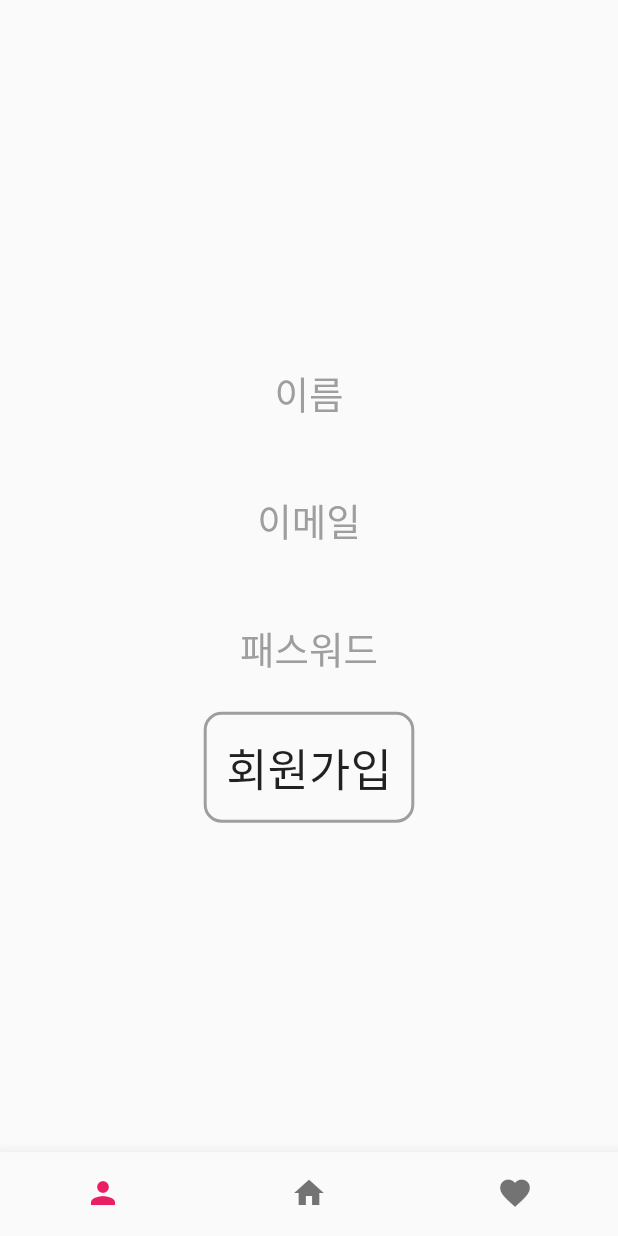
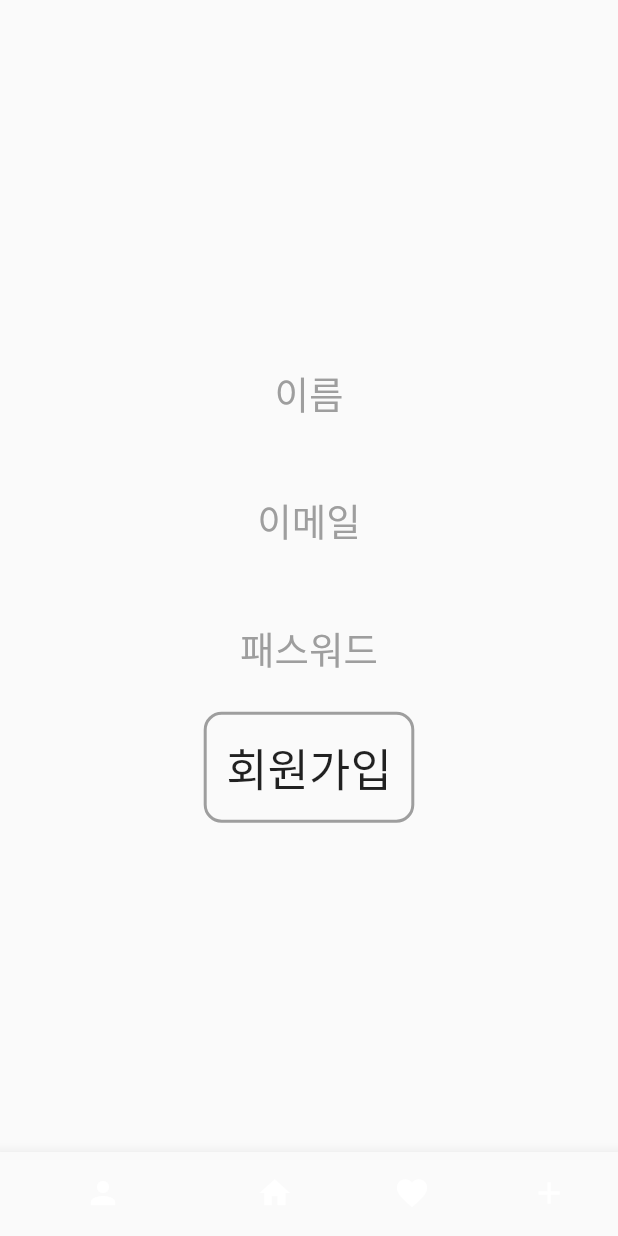
Before and after one commit to sojung6804/flutter_firebase_CRUD, a Flutter app: the screen it shows after launch, on a phone screen of 412 x 824 dp. Run offline on Flutter 3.47's test engine with Material 2 defaults, Android fonts, the phone set to English and light mode, and no system bars; our stand-ins replace cloud_firestore, firebase_auth, firebase_core, firebase_storage, image_picker; accounts and stored records are empty.

Commit message:
26. dataLoading 페이지 생성

```diff
--- a/lib/main.dart
+++ b/lib/main.dart
@@ -4,6 +4,7 @@ import 'package:firebase_auth/firebase_auth.dart';
 import 'package:cloud_firestore/cloud_firestore.dart';
 import 'package:flutterfirebase/pages/S1.dart';
 import 'package:flutterfirebase/pages/S2.dart';
+import 'package:flutterfirebase/pages/dataLoading.dart';
 import 'package:flutterfirebase/pages/joinPage.dart';
 import 'package:flutterfirebase/store/store1.dart';
 import 'firebase_options.dart';
@@ -31,7 +32,7 @@ class _HomePageState extends State<HomePage> {
   int _currentIndex = 0;
   static const TextStyle optionStyle =
       TextStyle(fontSize: 30, fontWeight: FontWeight.w500);
-  final List<Widget> _children = [joinPage(), S1(), S2()];
+  final List<Widget> _children = [joinPage(), S1(), S2(), dataLoading()];
 
   void onTabTapped(int index) {
     setState(() {
@@ -61,6 +62,10 @@ class _HomePageState extends State<HomePage> {
             icon: Icon(Icons.favorite),
             label: 'Profile',
           ),
+          BottomNavigationBarItem(
+            icon: Icon(Icons.add),
+            label: 'dataLoading',
+          ),
         ],
       ),
     );
--- /dev/null
+++ b/lib/pages/dataLoading.dart
@@ -0,0 +1,15 @@
+import 'package:flutter/material.dart';
+
+class dataLoading extends StatefulWidget {
+  const dataLoading({Key? key}) : super(key: key);
+
+  @override
+  _dataLoadingState createState() => _dataLoadingState();
+}
+
+class _dataLoadingState extends State<dataLoading> {
+  @override
+  Widget build(BuildContext context) {
+    return Container();
+  }
+}
```
